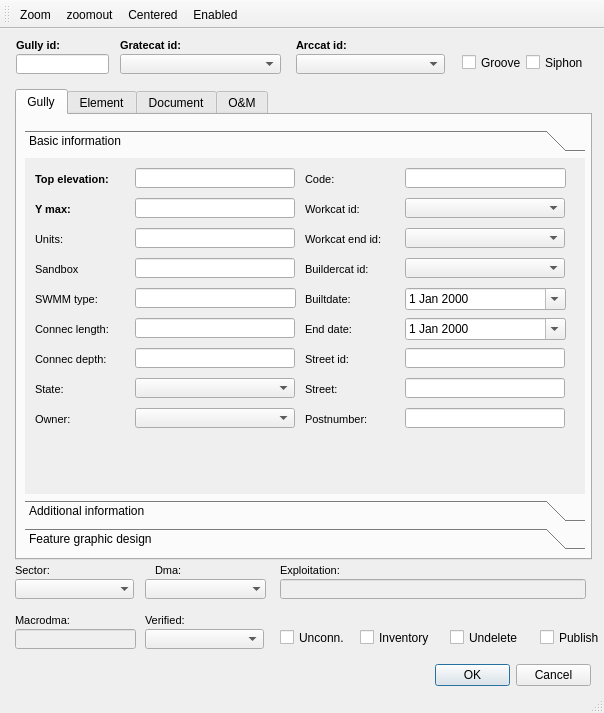
Giswater/giswater_qgis_plugin, file ui/ud_man_gully.ui: the form before one commit.
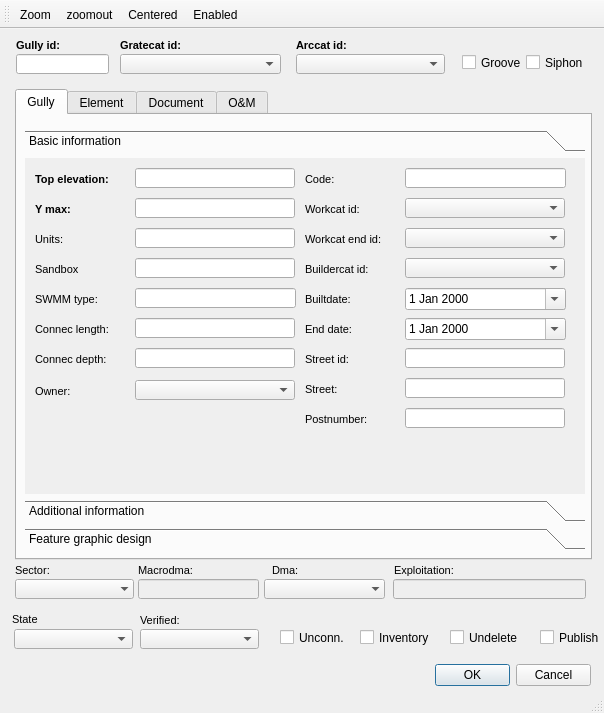
The form after the commit. Icons and pictures are not drawn.

Commit message: Modify state strategy on forms

What changed in the file:
```diff
--- a/ui/ud_man_gully.ui
+++ b/ui/ud_man_gully.ui
@@ -58,8 +58,8 @@
     </property>
     <property name="geometry">
      <rect>
-      <x>15</x>
-      <y>600</y>
+      <x>138</x>
+      <y>550</y>
       <width>121</width>
       <height>20</height>
      </rect>
@@ -74,7 +74,7 @@
    <widget class="QComboBox" name="verified">
     <property name="geometry">
      <rect>
-      <x>145</x>
+      <x>140</x>
       <y>600</y>
       <width>119</width>
       <height>20</height>
@@ -148,7 +148,7 @@
    <widget class="QLabel" name="label_expl_name">
     <property name="geometry">
      <rect>
-      <x>280</x>
+      <x>394</x>
       <y>530</y>
       <width>90</width>
       <height>22</height>
@@ -187,7 +187,7 @@
    <widget class="QLabel" name="label_dma">
     <property name="geometry">
      <rect>
-      <x>155</x>
+      <x>272</x>
       <y>530</y>
       <width>90</width>
       <height>22</height>
@@ -252,8 +252,8 @@
    <widget class="QLabel" name="label_macrodma">
     <property name="geometry">
      <rect>
-      <x>15</x>
-      <y>580</y>
+      <x>138</x>
+      <y>530</y>
       <width>90</width>
       <height>22</height>
      </rect>
@@ -359,7 +359,7 @@
    <widget class="QLabel" name="label_verified">
     <property name="geometry">
      <rect>
-      <x>145</x>
+      <x>140</x>
       <y>580</y>
       <width>90</width>
       <height>22</height>
@@ -465,16 +465,6 @@
          <number>3</number>
         </property>
        </widget>
-       <widget class="QComboBox" name="state">
-        <property name="geometry">
-         <rect>
-          <x>110</x>
-          <y>220</y>
-          <width>160</width>
-          <height>20</height>
-         </rect>
-        </property>
-       </widget>
        <widget class="QDateEdit" name="builtdate">
         <property name="geometry">
          <rect>
@@ -685,39 +675,6 @@
          <number>3</number>
         </property>
        </widget>
-       <widget class="QLabel" name="label_state">
-        <property name="geometry">
-         <rect>
-          <x>10</x>
-          <y>220</y>
-          <width>90</width>
-          <height>22</height>
-         </rect>
-        </property>
-        <property name="font">
-         <font>
-          <pointsize>8</pointsize>
-         </font>
-        </property>
-        <property name="frameShape">
-         <enum>QFrame::NoFrame</enum>
-        </property>
-        <property name="frameShadow">
-         <enum>QFrame::Plain</enum>
-        </property>
-        <property name="text">
-         <string>State:</string>
-        </property>
-        <property name="textFormat">
-         <enum>Qt::AutoText</enum>
-        </property>
-        <property name="scaledContents">
-         <bool>false</bool>
-        </property>
-        <property name="margin">
-         <number>3</number>
-        </property>
-       </widget>
        <widget class="QLineEdit" name="top_elev">
         <property name="geometry">
          <rect>
@@ -732,7 +689,7 @@
         <property name="geometry">
          <rect>
           <x>110</x>
-          <y>250</y>
+          <y>222</y>
           <width>160</width>
           <height>20</height>
          </rect>
@@ -742,7 +699,7 @@
         <property name="geometry">
          <rect>
           <x>10</x>
-          <y>250</y>
+          <y>222</y>
           <width>90</width>
           <height>22</height>
          </rect>
@@ -2592,7 +2549,7 @@
    <widget class="QComboBox" name="dma_id">
     <property name="geometry">
      <rect>
-      <x>145</x>
+      <x>264</x>
       <y>550</y>
       <width>121</width>
       <height>20</height>
@@ -2676,9 +2633,9 @@
     </property>
     <property name="geometry">
      <rect>
-      <x>280</x>
+      <x>393</x>
       <y>550</y>
-      <width>306</width>
+      <width>193</width>
       <height>20</height>
      </rect>
     </property>
@@ -2689,6 +2646,52 @@
      <string/>
     </property>
    </widget>
+   <widget class="QLabel" name="label_state">
+    <property name="geometry">
+     <rect>
+      <x>12</x>
+      <y>582</y>
+      <width>90</width>
+      <height>16</height>
+     </rect>
+    </property>
+    <property name="font">
+     <font>
+      <pointsize>8</pointsize>
+     </font>
+    </property>
+    <property name="frameShape">
+     <enum>QFrame::NoFrame</enum>
+    </property>
+    <property name="frameShadow">
+     <enum>QFrame::Plain</enum>
+    </property>
+    <property name="text">
+     <string>State</string>
+    </property>
+    <property name="textFormat">
+     <enum>Qt::AutoText</enum>
+    </property>
+    <property name="scaledContents">
+     <bool>false</bool>
+    </property>
+    <property name="alignment">
+     <set>Qt::AlignLeading|Qt::AlignLeft|Qt::AlignVCenter</set>
+    </property>
+    <property name="margin">
+     <number>3</number>
+    </property>
+   </widget>
+   <widget class="QComboBox" name="state">
+    <property name="geometry">
+     <rect>
+      <x>14</x>
+      <y>600</y>
+      <width>119</width>
+      <height>20</height>
+     </rect>
+    </property>
+   </widget>
   </widget>
   <widget class="QStatusBar" name="statusbar"/>
   <widget class="QToolBar" name="toolBar">
```
The commit also changes 6 other files.
